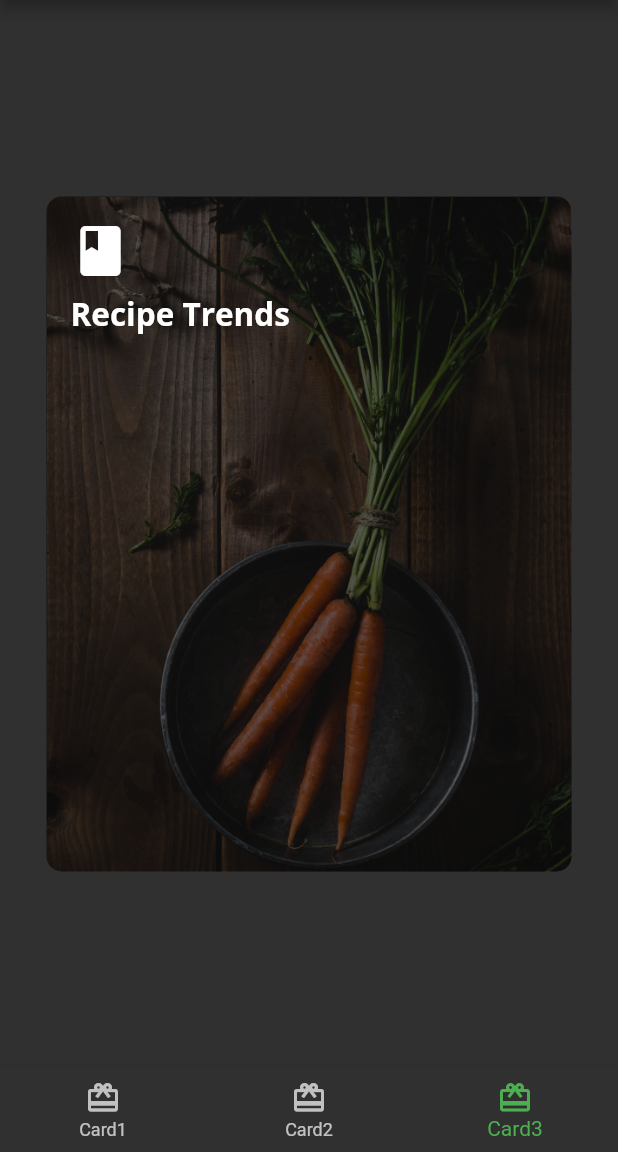
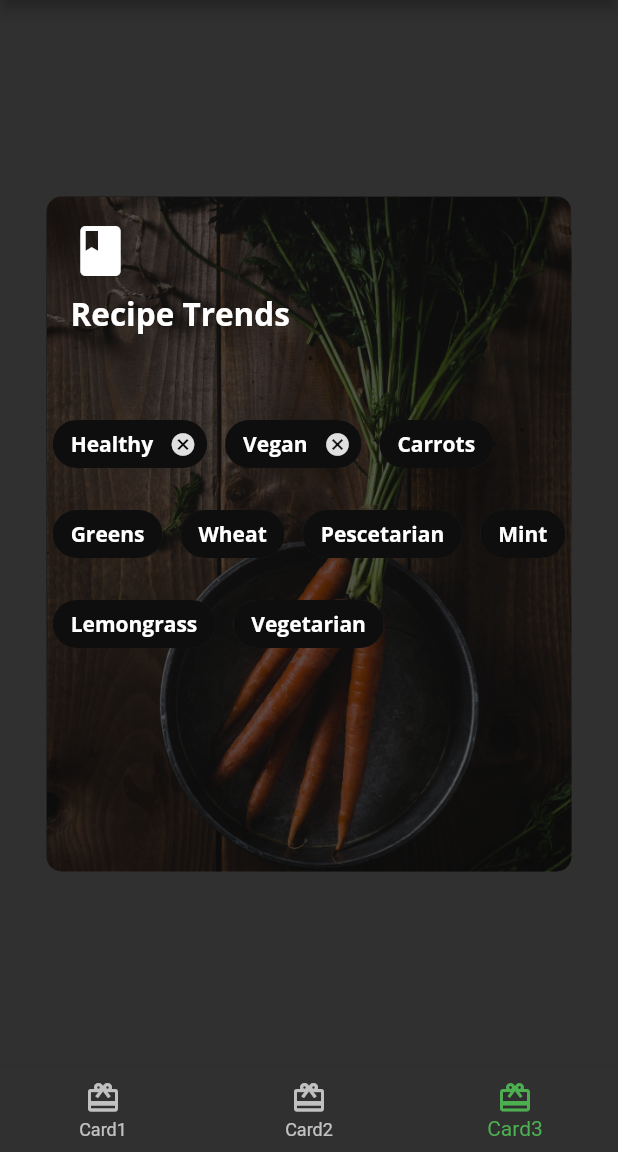
Before and after one commit to FrancaTM/fooderlich_flutter_rw, a Flutter app: the screen it shows after launch, item 3 of the bottom bar chosen, on a phone screen of 412 x 824 dp, the part 84-1236 px from its top. Run offline on Flutter 3.47's test engine with Material 2 defaults, Android fonts, the phone set to English and light mode, and no system bars; our stand-ins replace google_fonts.

```diff
--- a/lib/card3.dart
+++ b/lib/card3.dart
@@ -46,7 +46,66 @@ class Card3 extends StatelessWidget {
                 ],
               ),
             ),
-            // TODO 7: Add Center widget with Chip widget children
+            Center(
+              child: Wrap(
+                alignment: WrapAlignment.start,
+                spacing: 12,
+                runSpacing: 12,
+                children: [
+                  Chip(
+                    label: Text('Healthy',
+                        style: FooderlichTheme.darkTextTheme.bodyText1),
+                    backgroundColor: Colors.black.withOpacity(0.7),
+                    onDeleted: () {
+                      print('delete');
+                    },
+                  ),
+                  Chip(
+                    label: Text('Vegan',
+                        style: FooderlichTheme.darkTextTheme.bodyText1),
+                    backgroundColor: Colors.black.withOpacity(0.7),
+                    onDeleted: () {
+                      print('delete');
+                    },
+                  ),
+                  Chip(
+                    label: Text('Carrots',
+                        style: FooderlichTheme.darkTextTheme.bodyText1),
+                    backgroundColor: Colors.black.withOpacity(0.7),
+                  ),
+                  Chip(
+                    label: Text('Greens',
+                        style: FooderlichTheme.darkTextTheme.bodyText1),
+                    backgroundColor: Colors.black.withOpacity(0.7),
+                  ),
+                  Chip(
+                    label: Text('Wheat',
+                        style: FooderlichTheme.darkTextTheme.bodyText1),
+                    backgroundColor: Colors.black.withOpacity(0.7),
+                  ),
+                  Chip(
+                    label: Text('Pescetarian',
+                        style: FooderlichTheme.darkTextTheme.bodyText1),
+                    backgroundColor: Colors.black.withOpacity(0.7),
+                  ),
+                  Chip(
+                    label: Text('Mint',
+                        style: FooderlichTheme.darkTextTheme.bodyText1),
+                    backgroundColor: Colors.black.withOpacity(0.7),
+                  ),
+                  Chip(
+                    label: Text('Lemongrass',
+                        style: FooderlichTheme.darkTextTheme.bodyText1),
+                    backgroundColor: Colors.black.withOpacity(0.7),
+                  ),
+                  Chip(
+                    label: Text('Vegetarian',
+                        style: FooderlichTheme.darkTextTheme.bodyText1),
+                    backgroundColor: Colors.black.withOpacity(0.7),
+                  ),
+                ],
+              ),
+            ),
           ],
         ),
       ),
```
